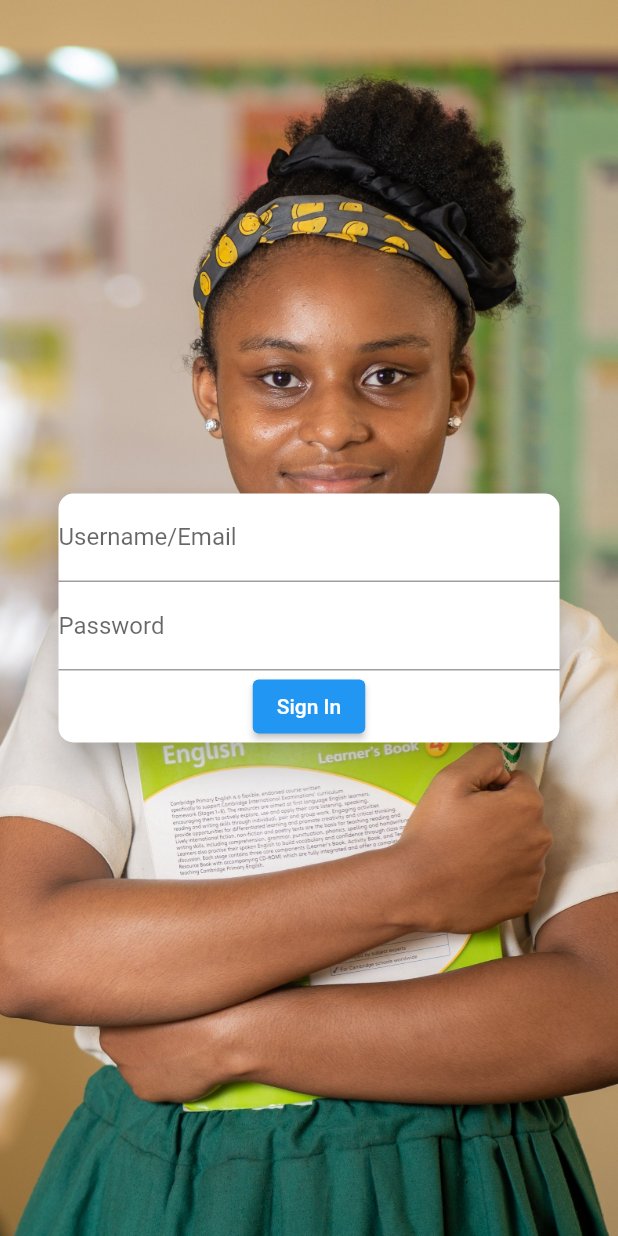
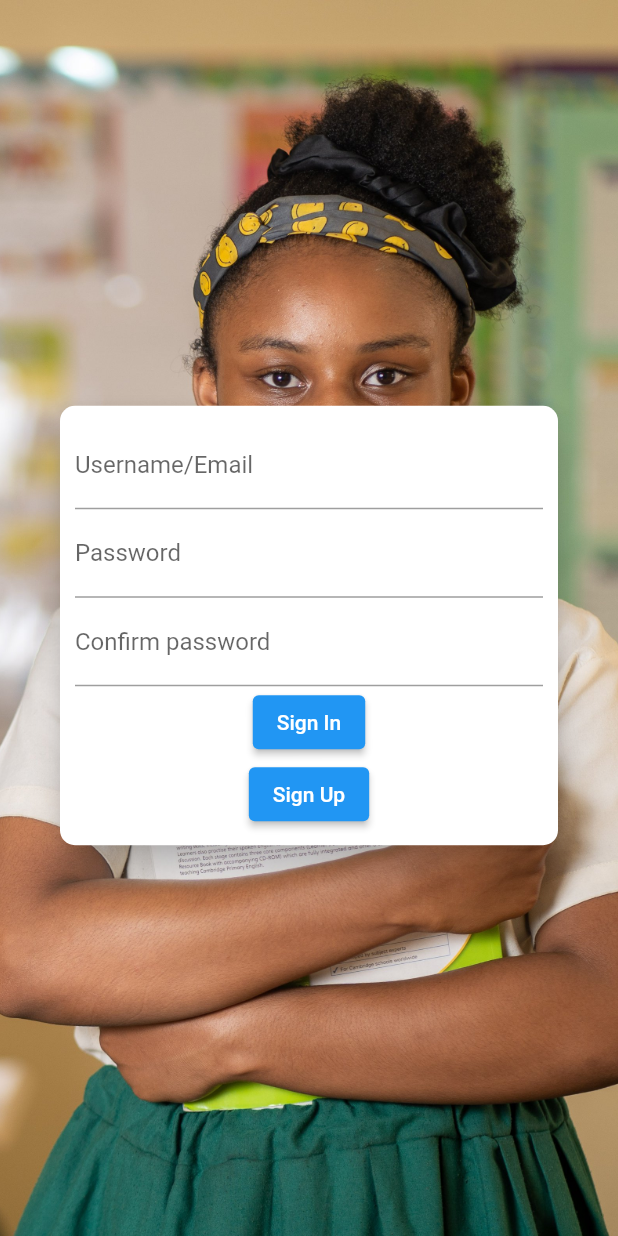
Before and after one commit to richieernesto/extra_classes, a Flutter app: the screen it shows after launch, after a tap on "Sign In", on a phone screen of 412 x 824 dp. Run offline on Flutter 3.47's test engine with Material 2 defaults, Android fonts, the light colour scheme and no system bars.

Commit message:
Sign Up added

```diff
--- a/lib/screens/auth_screen.dart
+++ b/lib/screens/auth_screen.dart
@@ -19,6 +19,7 @@ class AuthScreen extends StatelessWidget {
               ),
               Container(
                   alignment: Alignment.center,
+                  margin: EdgeInsets.only(top: 10),
                   padding: EdgeInsets.all(35),
                   child: AuthCard()),
           ]
--- a/lib/widgets/auth_card.dart
+++ b/lib/widgets/auth_card.dart
@@ -1,4 +1,6 @@
 import 'package:flutter/material.dart';
+
+enum AuthMode {SignIn, SignUp}
 
 class AuthCard extends StatefulWidget {
   const AuthCard({ Key? key }) : super(key: key);
@@ -9,19 +11,42 @@ class AuthCard extends StatefulWidget {
 
 class _AuthCardState extends State<AuthCard> {
   final GlobalKey<FormState> _formKey = GlobalKey();
+  AuthMode authMode = AuthMode.SignIn;
+
+
+  void _setAuthMode(){
+    if (authMode == AuthMode.SignIn){
+      setState(() {
+        //print(authMode);
+        authMode = AuthMode.SignUp;
+        print(authMode);
+      });
+    }
+    else {
+      setState(() {
+        //print(authMode);
+        authMode = AuthMode.SignIn;
+        print(authMode);
+      });
+  }
+  }
+
   @override
   Widget build(BuildContext context) {
     return Container(
+
       child: Card(
+        margin: EdgeInsets.all(5),
         shape: RoundedRectangleBorder(borderRadius: BorderRadius.circular(10.0)),
         elevation: 10.0,
         child: Form(
           key: _formKey,
           child: SingleChildScrollView(
+            padding: EdgeInsets.all(10),
             child: Column(children: <Widget>[
               TextFormField(
                 decoration: InputDecoration(
-                  labelStyle: TextStyle(text: TextAlign.center),
+                  //labelStyle: TextStyle(text: TextAlign.center),
                   labelText: 'Username/Email'
                 ),
                 keyboardType: TextInputType.emailAddress,
@@ -32,7 +57,15 @@ class _AuthCardState extends State<AuthCard> {
                 ),
                 obscureText: true,
               ),
-              ElevatedButton(onPressed: (){}, child: Text("Sign In"))
+              authMode == AuthMode.SignUp ? TextFormField(
+                //enabled: authMode = true,
+                decoration: InputDecoration(
+                  labelText: "Confirm password",
+                ),
+                obscureText: true,
+              ) : Container(),
+              ElevatedButton(onPressed: _setAuthMode, child: Text("Sign In")),
+              ElevatedButton(onPressed:_setAuthMode, child: Text("Sign Up"))
             ]),
           ) ,
           ),
```
